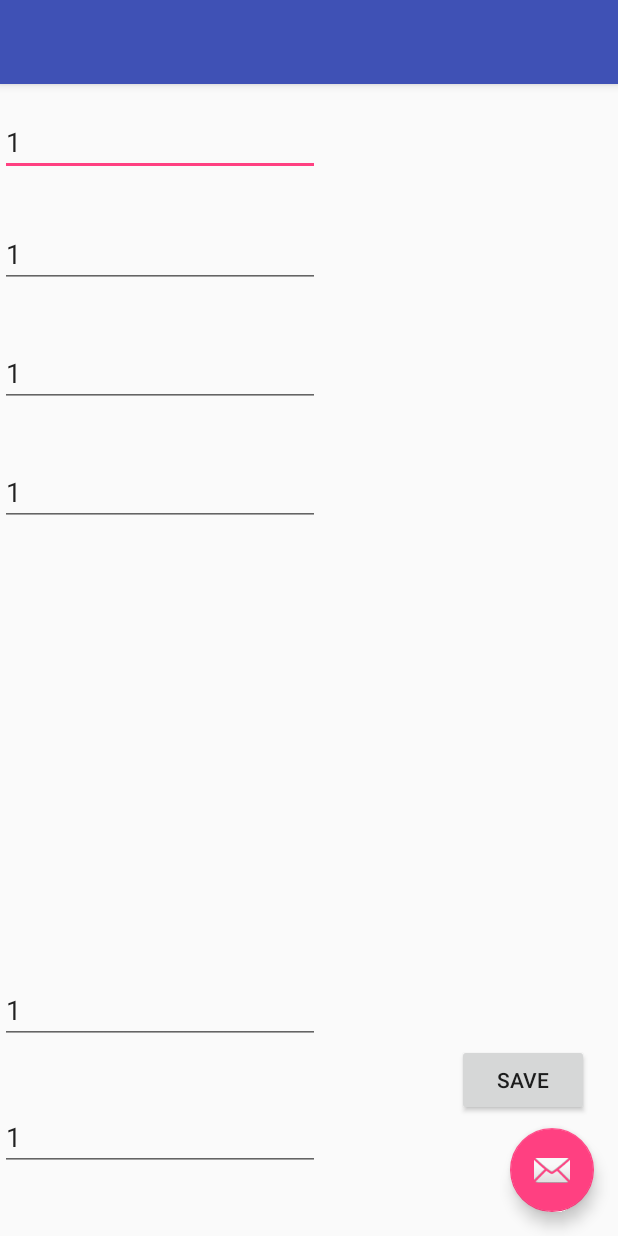
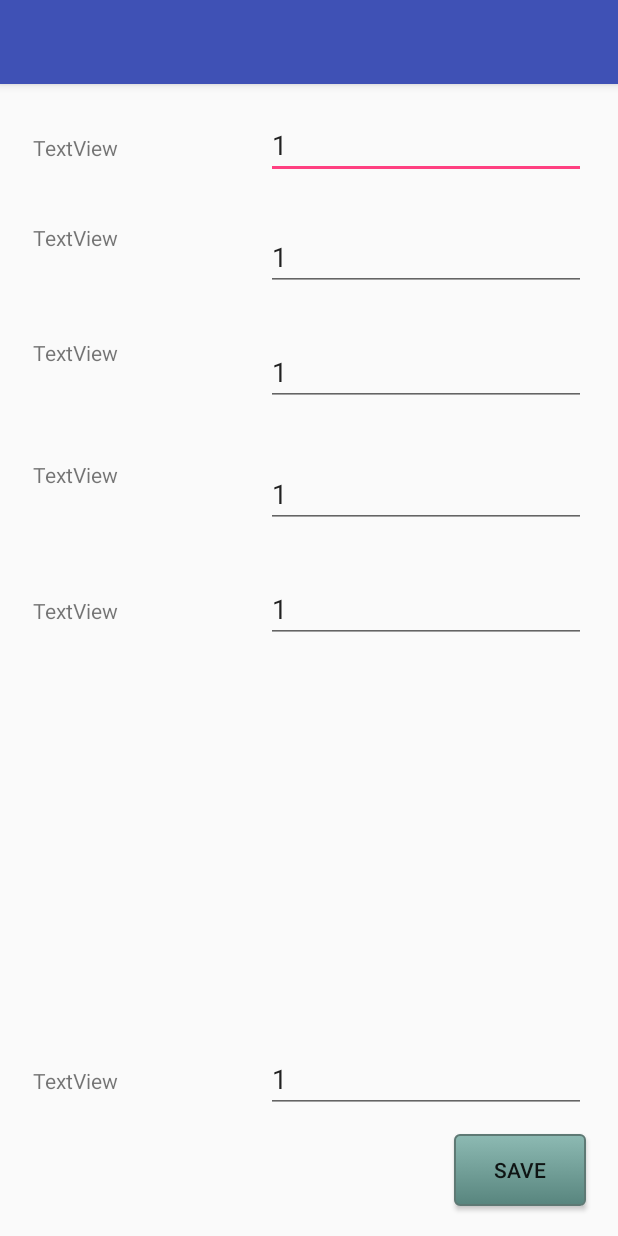
Before and after one commit to tomb97/Customer, an Android app: the Details screen opened directly, with no data from a screen before it, on a phone screen of 412 x 824 dp. Run offline under Robolectric (Android 15) with nearby library versions, the phone set to English and light mode, and no system bars.

Commit message:
Dynamic cintent and purchasing

```diff
--- a/app/build.gradle
+++ b/app/build.gradle
@@ -34,5 +34,6 @@ dependencies {
     compile 'com.estimote:display-sdk:0.1.2'
     compile 'com.estimote:context:0.1.3'
     compile 'com.android.support:design:26.+'
+    compile 'com.estimote:indoorsdk:0.10.0'
     testCompile 'junit:junit:4.12'
 }
--- a/app/src/main/AndroidManifest.xml
+++ b/app/src/main/AndroidManifest.xml
@@ -19,6 +19,10 @@
         <activity
             android:name=".Details"
             android:label="@string/title_activity_details"
+            android:theme="@style/AppTheme.NoActionBar" />
+        <activity
+            android:name=".Payment"
+            android:label="@string/title_activity_payment"
             android:theme="@style/AppTheme.NoActionBar"></activity>
     </application>
 
--- /dev/null
+++ b/app/src/main/res/drawable/mybutton.xml
@@ -0,0 +1,24 @@
+<?xml version="1.0" encoding="utf-8"?>
+<selector xmlns:android="http://schemas.android.com/apk/res/android" >
+    <item android:state_pressed="true" >
+        <shape android:shape="rectangle"  >
+            <corners android:radius="3dip" />
+            <stroke android:width="1dip" android:color="#5e7974" />
+            <gradient android:angle="-90" android:startColor="#345953" android:endColor="#689a92"  />
+        </shape>
+    </item>
+    <item android:state_focused="true">
+        <shape android:shape="rectangle"  >
+            <corners android:radius="3dip" />
+            <stroke android:width="1dip" android:color="#5e7974" />
+            <solid android:color="#58857e"/>
+        </shape>
+    </item>
+    <item >
+        <shape android:shape="rectangle"  >
+            <corners android:radius="3dip" />
+            <stroke android:width="1dip" android:color="#5e7974" />
+            <gradient android:angle="-90" android:startColor="#8dbab3" android:endColor="#58857e" />
+        </shape>
+    </item>
+</selector>
--- a/app/src/main/res/layout/activity_details.xml
+++ b/app/src/main/res/layout/activity_details.xml
@@ -23,14 +23,6 @@
     <include layout="@layout/content_details"
         android:id="@+id/include" />
 
-    <android.support.design.widget.FloatingActionButton
-        android:id="@+id/fab"
-        android:layout_width="wrap_content"
-        android:layout_height="wrap_content"
-        android:layout_gravity="bottom|end"
-        android:layout_margin="@dimen/fab_margin"
-        app:srcCompat="@android:drawable/ic_dialog_email" />
-
     <RelativeLayout
         android:layout_width="match_parent"
         android:layout_height="match_parent">
@@ -39,19 +31,20 @@
             android:id="@+id/button3"
             android:layout_width="wrap_content"
             android:layout_height="wrap_content"
-            android:layout_marginBottom="80dp"
-            android:text="Save"
             android:layout_alignParentBottom="true"
             android:layout_alignParentEnd="true"
-            android:layout_marginEnd="19dp" />
+            android:layout_marginBottom="20dp"
+            android:layout_marginEnd="21dp"
+            android:background="@drawable/mybutton"
+            android:text="Save" />
 
         <EditText
             android:id="@+id/editText"
             android:layout_width="wrap_content"
             android:layout_height="wrap_content"
-            android:layout_alignParentStart="true"
+            android:layout_alignEnd="@+id/button3"
             android:layout_alignParentTop="true"
-            android:layout_marginTop="72dp"
+            android:layout_marginTop="74dp"
             android:ems="10"
             android:inputType="textPersonName" />
 
@@ -69,8 +62,9 @@
             android:id="@+id/editText3"
             android:layout_width="wrap_content"
             android:layout_height="wrap_content"
+            android:layout_alignStart="@+id/editText2"
             android:layout_below="@+id/editText2"
-            android:layout_marginTop="34dp"
+            android:layout_marginTop="31dp"
             android:ems="10"
             android:inputType="textPostalAddress"
             android:text="  " />
@@ -79,9 +73,9 @@
             android:id="@+id/editText4"
             android:layout_width="wrap_content"
             android:layout_height="wrap_content"
-            android:layout_alignParentStart="true"
+            android:layout_alignStart="@+id/editText3"
             android:layout_below="@+id/editText3"
-            android:layout_marginTop="34dp"
+            android:layout_marginTop="36dp"
             android:ems="10"
             android:inputType="textPersonName"
             android:text="  " />
@@ -90,8 +84,9 @@
             android:id="@+id/editText7"
             android:layout_width="wrap_content"
             android:layout_height="wrap_content"
-            android:layout_above="@+id/button3"
-            android:layout_alignParentStart="true"
+            android:layout_alignStart="@+id/editText4"
+            android:layout_below="@+id/editText4"
+            android:layout_marginTop="31dp"
             android:ems="10"
             android:inputType="textPersonName"
             android:text="  " />
@@ -100,12 +95,64 @@
             android:id="@+id/editText8"
             android:layout_width="wrap_content"
             android:layout_height="wrap_content"
-            android:layout_alignParentStart="true"
-            android:layout_below="@+id/editText7"
-            android:layout_marginTop="39dp"
+            android:layout_above="@+id/button3"
+            android:layout_alignEnd="@+id/button3"
+            android:layout_marginBottom="14dp"
             android:ems="10"
             android:inputType="textPersonName"
             android:text="  " />
+
+        <TextView
+            android:id="@+id/textView"
+            android:layout_width="wrap_content"
+            android:layout_height="wrap_content"
+            android:layout_above="@+id/editText2"
+            android:layout_alignParentStart="true"
+            android:layout_marginBottom="11dp"
+            android:layout_marginStart="22dp"
+            android:text="TextView" />
+
+        <TextView
+            android:id="@+id/textView2"
+            android:layout_width="wrap_content"
+            android:layout_height="wrap_content"
+            android:layout_alignStart="@+id/textView"
+            android:layout_alignTop="@+id/editText2"
+            android:text="TextView" />
+
+        <TextView
+            android:id="@+id/textView3"
+            android:layout_width="wrap_content"
+            android:layout_height="wrap_content"
+            android:layout_alignStart="@+id/textView2"
+            android:layout_alignTop="@+id/editText3"
+            android:text="TextView" />
+
+        <TextView
+            android:id="@+id/textView4"
+            android:layout_width="wrap_content"
+            android:layout_height="wrap_content"
+            android:layout_alignStart="@+id/textView3"
+            android:layout_alignTop="@+id/editText4"
+            android:text="TextView" />
+
+        <TextView
+            android:id="@+id/textView5"
+            android:layout_width="wrap_content"
+            android:layout_height="wrap_content"
+            android:text="TextView"
+            android:layout_alignBaseline="@+id/editText7"
+            android:layout_alignBottom="@+id/editText7"
+            android:layout_alignStart="@+id/textView4" />
+
+        <TextView
+            android:id="@+id/textView6"
+            android:layout_width="wrap_content"
+            android:layout_height="wrap_content"
+            android:text="TextView"
+            android:layout_alignBaseline="@+id/editText8"
+            android:layout_alignBottom="@+id/editText8"
+            android:layout_alignStart="@+id/textView5" />
     </RelativeLayout>
 
 </android.support.design.widget.CoordinatorLayout>
--- a/app/src/main/res/values/strings.xml
+++ b/app/src/main/res/values/strings.xml
@@ -2,4 +2,5 @@
     <string name="app_name">EstimoteMirror</string>
     <string name="title_activity_user_details">UserDetails</string>
     <string name="title_activity_details">Details</string>
+    <string name="title_activity_payment">Payment</string>
 </resources>
```
Also changed, not shown: app/src/main/java/com/example/tombarrett/estimotemirror/AWSSNSManager.java (+12 -5 lines), app/src/main/java/com/example/tombarrett/estimotemirror/MainActivity.java (+38 -62 lines), app/src/main/java/com/example/tombarrett/estimotemirror/MirrorManager.java (added, +86 -0 lines), app/src/main/java/com/example/tombarrett/estimotemirror/Payment.java (added, +45 -0 lines), app/src/main/java/com/example/tombarrett/estimotemirror/estimote/Product.java (+29 -1 lines), app/src/main/res/layout/activity_main.xml (+24 -10 lines), app/src/main/res/layout/activity_payment.xml (added, +25 -0 lines), app/src/main/res/layout/content_payment.xml (added, +26 -0 lines), app/src/main/res/drawable/barcode.jpg (added), app/src/main/res/drawable/bike.png (added).
